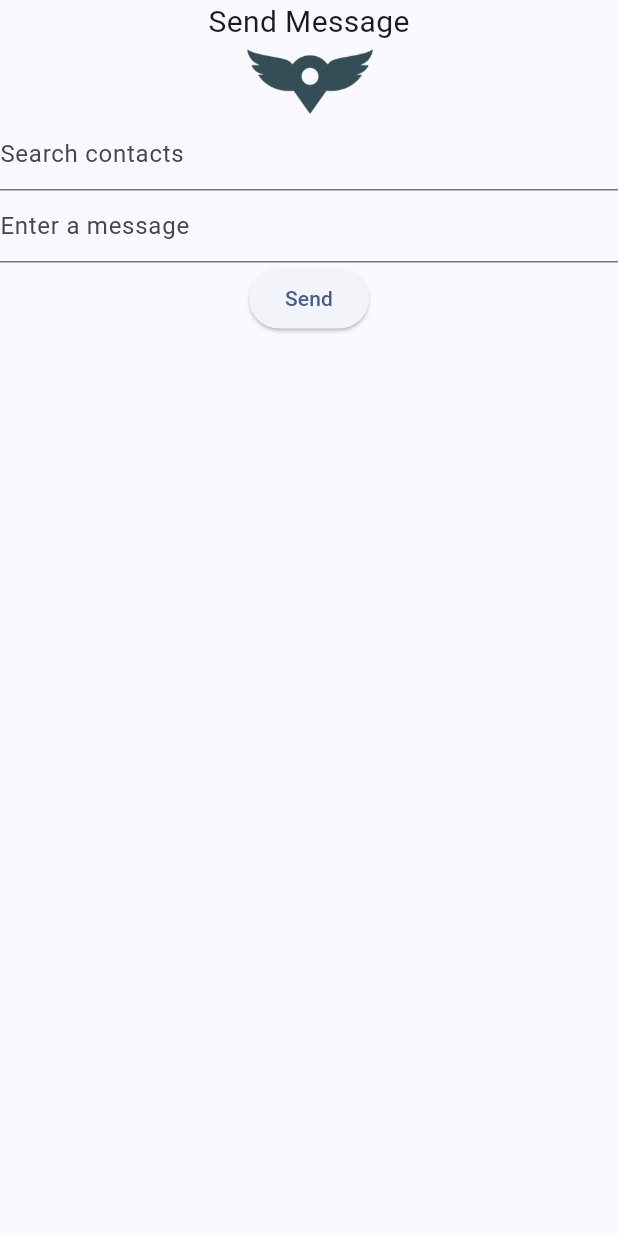
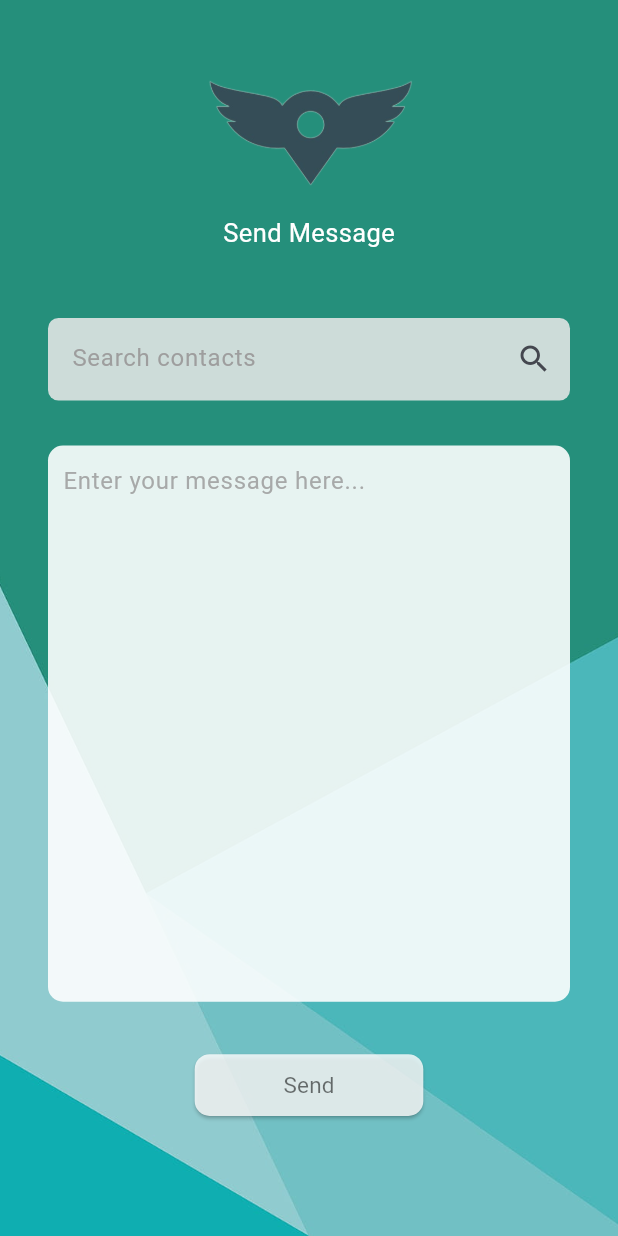
Before and after one commit to akashTharuka/vlc_msg_app, a Flutter app: the SendMessagePage screen opened directly, on a phone screen of 412 x 824 dp. Run offline on Flutter 3.47's test engine with Material 3 defaults, Android fonts, the phone set to English and light mode, and no system bars; our stand-ins replace camera.

Commit message:
add send message page

```diff
--- a/lib/SendMessage.dart
+++ b/lib/SendMessage.dart
@@ -1,4 +1,5 @@
 import 'package:flutter/material.dart';
+import 'package:flutter/widgets.dart';
 
 class SendMessagePage extends StatelessWidget {
   const SendMessagePage({super.key});
@@ -6,35 +7,140 @@ class SendMessagePage extends StatelessWidget {
   @override
   Widget build(BuildContext context) {
     return Scaffold(
-
-      body: Column(
+      backgroundColor:
+          Colors.transparent, // Make the Scaffold background transparent
+      body: Container(
+        decoration: const BoxDecoration(
+          image: DecorationImage(
+            image:
+                AssetImage('assets/background.jpg'), // replace with your image
+            fit: BoxFit.cover,
+          ),
+        ),
+        child: Column(
           children: [
-          const Text(
+            Container(
+              alignment: Alignment.center,
+              padding: const EdgeInsets.only(
+                  top: 48, bottom: 32, left: 32, right: 32),
+              child: Column(
+                mainAxisAlignment: MainAxisAlignment.center,
+                children: <Widget>[
+                  SizedBox(
+                    height: 80,
+                    child: Image.asset('assets/BareLogo.png'),
+                  ),
+                  Container(
+                    margin:
+                        EdgeInsets.only(top: 15.0), // specify the top margin
+                    child: Text(
                       'Send Message',
-                  style: TextStyle(fontSize: 20),
+                      style: TextStyle(
+                          fontSize: 17,
+                          fontWeight: FontWeight.normal,
+                          color: Colors.white),
+                    ),
                   ),
                   SizedBox(
-            height: 50,
+                    height: 45,
+                  ),
+                  // const TextField(
+                  //   decoration: InputDecoration(
+                  //     hintText: 'Search contacts', suffixIcon: Icon(Icons.search),
+                  //     hintStyle: TextStyle(
+                  //       color: Color.fromARGB(255, 232, 232, 232),
+                  //     )
+                  //   ),
+                  // ),
 
-            child: Image.asset('assets/BareLogo.png'),
-          ),
-          const TextField(
+                  Container(
+                    // 5px margin from the bottom
+                    child: Container(
+                      width: MediaQuery.of(context).size.width *
+                          0.9, // 80% of screen width
+                      height: 55,
+                      child: TextField(
+                        textAlign: TextAlign.left,
                         decoration: InputDecoration(
+                          suffixIcon: Icon(Icons.search),
                           hintText: 'Search contacts',
+                          hintStyle: TextStyle(
+                              color: Colors
+                                  .grey, // This will change the hint text color
+                              fontWeight: FontWeight.normal),
+                          filled: true,
+                          fillColor: Color.fromARGB(220, 232, 232,
+                              232), //will change the text field color
+                          border: OutlineInputBorder(
+                            borderRadius: BorderRadius.circular(
+                                7.0), // Border radius here
+                            borderSide: BorderSide.none, // No side border
                           ),
                         ),
-          const TextField(
-            decoration: InputDecoration(
-              hintText: 'Enter a message',
                       ),
                     ),
-          ElevatedButton(
+                  ),
+                  SizedBox(height: 20), // Pushes the TextField down
+                  Container(
+                    height: MediaQuery.of(context).size.height * 0.45,
+                    margin: EdgeInsets.only(
+                        top: 10, bottom: 20), // Adjust margins as needed
+                    decoration: BoxDecoration(
+                      color: Color.fromARGB(227, 255, 255,
+                          255), // Background color of the text box
+                      borderRadius: BorderRadius.circular(
+                          10.0), // Border radius of the text box
+                    ),
+                    child: TextField(
+                      maxLines:
+                          null, // Set the number of lines for the text box
+                      decoration: InputDecoration(
+                        hintText:
+                            'Enter your message here...', // Placeholder text
+                        hintStyle: TextStyle(
+                            fontWeight: FontWeight.normal,
+                            color:
+                                const Color.fromARGB(222, 158, 158, 158)), // Style for the placeholder text
+                        border: InputBorder
+                            .none, // Remove the default underline border
+                        contentPadding:
+                            EdgeInsets.all(10.0), // Padding inside the text box
+                      ),
+                    ),
+                  ),
+                  Container(
+                    width: MediaQuery.of(context).size.width * 0.37,
+                    height: MediaQuery.of(context).size.height * 0.05,
+                    margin: EdgeInsets.only(top: 15),
+                    child: ElevatedButton(
+                      style: ButtonStyle(
+                        backgroundColor: MaterialStateProperty.all(
+                            Colors.white.withOpacity(0.8)), // set opacity here
+                        foregroundColor: MaterialStateProperty.all(
+                            Colors.black.withOpacity(0.55)),
+                        shape: MaterialStateProperty.all(RoundedRectangleBorder(
+                          borderRadius: BorderRadius.circular(10),
+                        )),
+                      ),
                       onPressed: () {
-              // TODO: Implement send message functionality
+                        // Navigator.push(
+                        //   // context,
+                        //   // MaterialPageRoute(builder: (context) => HomeScreen()),
+                        // );
                       },
-            child: Text('Send'),
+                      child: Text(
+                        'Send',
+                        style: TextStyle(
+                            fontSize: 15, fontWeight: FontWeight.normal),
+                      ),
+                    ),
                   ),
                 ],
+              ),
+            ),
+
+          ],
+        ),
       ),
     );
   }
--- a/lib/main.dart
+++ b/lib/main.dart
@@ -1,6 +1,7 @@
 import 'package:flutter/material.dart';
 import 'package:vlc_msg_app/HomePage.dart';
 import 'package:vlc_msg_app/StartUp.dart';
+import 'package:vlc_msg_app/SendMessage.dart';
 void main() {
   runApp(const MyApp());
 }
```
Lines whose indentation alone changed are shown as unchanged.
